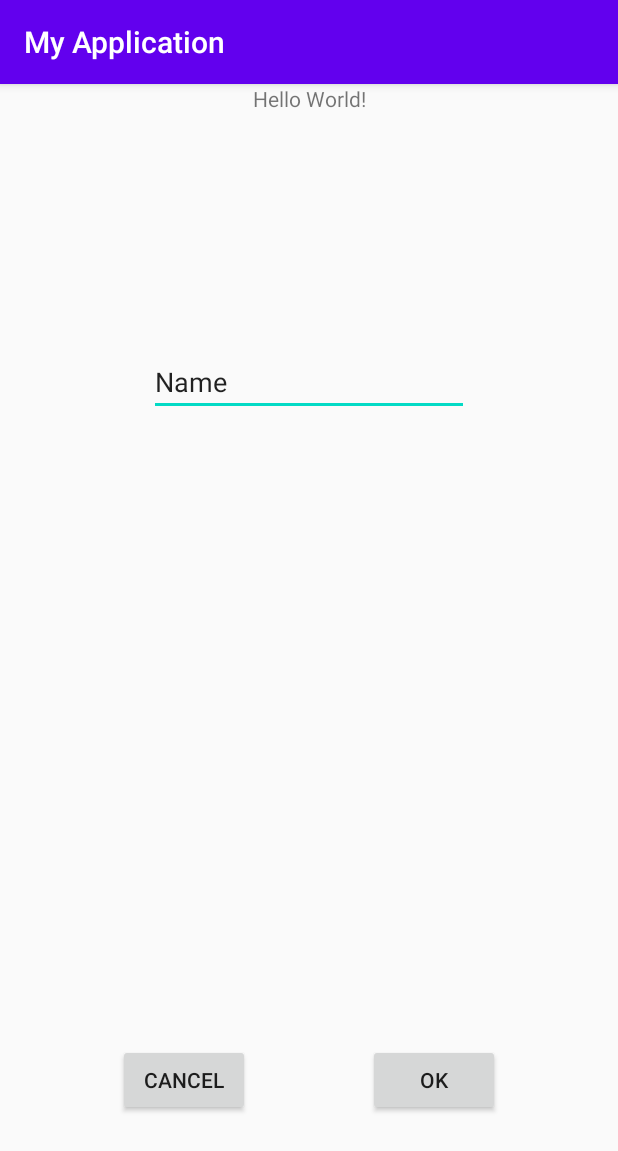
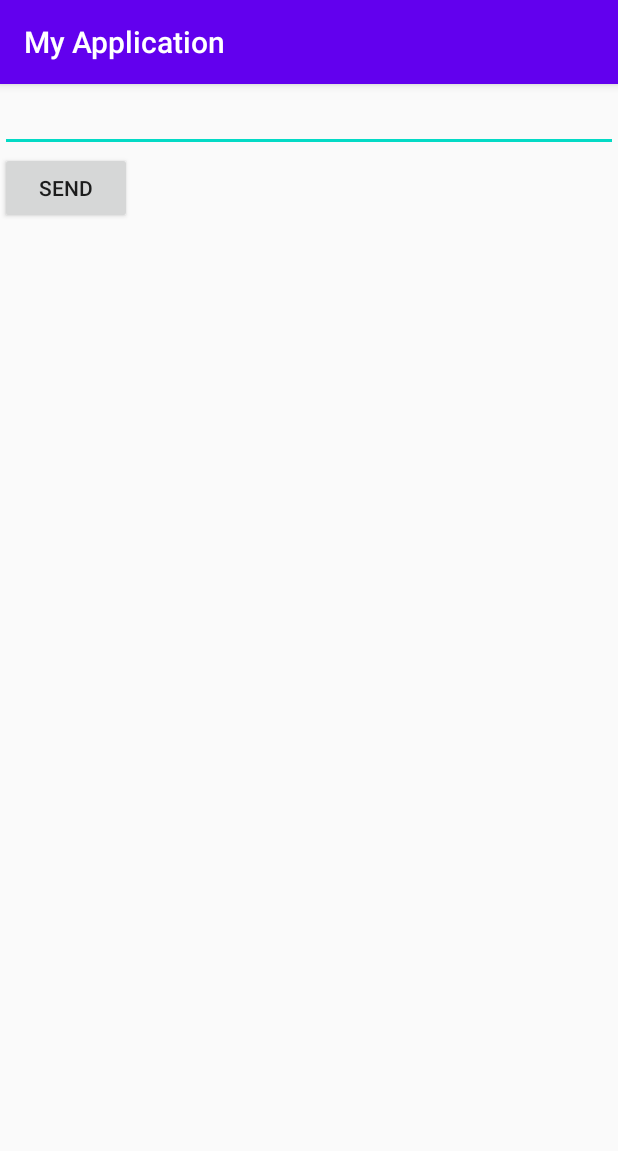
Before and after one commit to VasylyIshkov/Firstgitpoject, an Android app: the screen it shows after launch (MainActivity), on a phone screen of 412 x 824 dp. Shown: the top 1151 px of the screen. Run offline under Robolectric (Android 15) with nearby library versions, the light colour scheme and no system bars.

Commit message:
Добавлена кнопка и поле ввода, обработчик кнопки, текст кнопки Send добавлен в ресурсы

```diff
--- a/app/src/main/java/com/example/myapplication/MainActivity.java
+++ b/app/src/main/java/com/example/myapplication/MainActivity.java
@@ -4,23 +4,34 @@ import androidx.appcompat.app.AppCompatActivity;
 
 import android.os.Bundle;
 import android.view.View;
+import android.widget.Button;
 import android.widget.EditText;
 import android.widget.Toast;
 
 public class MainActivity extends AppCompatActivity {
  EditText editText;
+ Button send;
     @Override
     protected void onCreate(Bundle savedInstanceState) {
         super.onCreate(savedInstanceState);
         setContentView(R.layout.activity_main);
-        editText = findViewById(R.id.editText);
+        editText = findViewById(R.id.EditText);
+        send = findViewById(R.id.Send);
+        send.setOnClickListener(new View.OnClickListener() {
+            @Override
+            public void onClick(View v) {
+                SendClick();
+            }
+        });
     }
-    public void onClick(View v){
-        String text = editText.getText().toString();
-        Toast.makeText(this,text,Toast.LENGTH_LONG).show();
+
+    private void SendClick(){
+        if(editText.getText().toString().length()>0){
+            Toast.makeText(this,editText.getText().toString(),Toast.LENGTH_LONG).show();
+        }
+        else{
+            Toast.makeText(this,"Введите текст!",Toast.LENGTH_LONG).show();
+        }
     }
-    public void onCansel(View v){
-        Toast.makeText(this,"CanselClick",Toast.LENGTH_LONG).show();
-        editText.setText("");
-    }
+
 }
--- a/app/src/main/res/layout/activity_main.xml
+++ b/app/src/main/res/layout/activity_main.xml
@@ -6,49 +6,24 @@
     android:layout_height="match_parent"
     tools:context=".MainActivity">
 
-    <TextView
-        android:layout_width="wrap_content"
-        android:layout_height="wrap_content"
-        android:text="Hello World!"
-        app:layout_constraintLeft_toLeftOf="parent"
-        app:layout_constraintRight_toRightOf="parent"
-        app:layout_constraintTop_toTopOf="parent" />
+    <LinearLayout
+        android:layout_width="match_parent"
+        android:layout_height="match_parent"
+        android:orientation="vertical"
+        tools:layout_editor_absoluteX="1dp"
+        tools:layout_editor_absoluteY="1dp">
 
-    <Button
-        android:id="@+id/button"
-        android:layout_width="wrap_content"
-        android:layout_height="wrap_content"
-        android:layout_marginBottom="80dp"
-        android:onClick="onClick"
-        android:text="@android:string/ok"
-        app:layout_constraintBottom_toBottomOf="parent"
-        app:layout_constraintEnd_toEndOf="parent"
-        app:layout_constraintHorizontal_bias="0.5"
-        app:layout_constraintStart_toEndOf="@+id/button2" />
+        <EditText
+            android:layout_width="match_parent"
+            android:layout_height="wrap_content"
+            android:id="@+id/EditText"
+            ></EditText>
 
-    <Button
-        android:id="@+id/button2"
-        android:layout_width="wrap_content"
-        android:layout_height="wrap_content"
-        android:layout_marginBottom="80dp"
-        android:onClick="onCansel"
-        android:text="@android:string/cancel"
-        app:layout_constraintBottom_toBottomOf="parent"
-        app:layout_constraintEnd_toStartOf="@+id/button"
-        app:layout_constraintHorizontal_bias="0.5"
-        app:layout_constraintStart_toStartOf="parent" />
 
-    <EditText
-        android:id="@+id/editText"
-        android:layout_width="wrap_content"
-        android:layout_height="wrap_content"
-        android:layout_marginTop="176dp"
-        android:ems="10"
-        android:inputType="textPersonName"
-        android:text="Name"
-        app:layout_constraintEnd_toEndOf="parent"
-        app:layout_constraintHorizontal_bias="0.5"
-        app:layout_constraintStart_toStartOf="parent"
-        app:layout_constraintTop_toTopOf="parent" />
-
+        <Button
+            android:id="@+id/Send"
+            android:layout_width="wrap_content"
+            android:layout_height="wrap_content"
+            android:text="@string/send"></Button>
+    </LinearLayout>
 </androidx.constraintlayout.widget.ConstraintLayout>
--- a/app/src/main/res/values/strings.xml
+++ b/app/src/main/res/values/strings.xml
@@ -1,3 +1,4 @@
 <resources>
     <string name="app_name">My Application</string>
+    <string name="send">Send</string>
 </resources>
```
